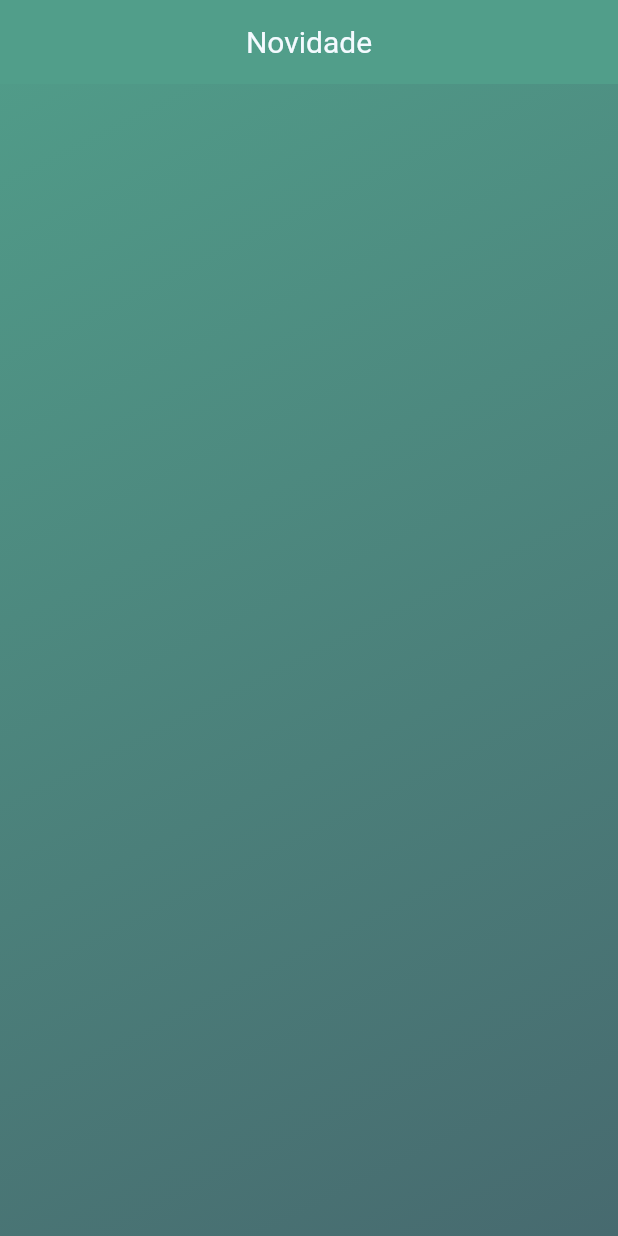
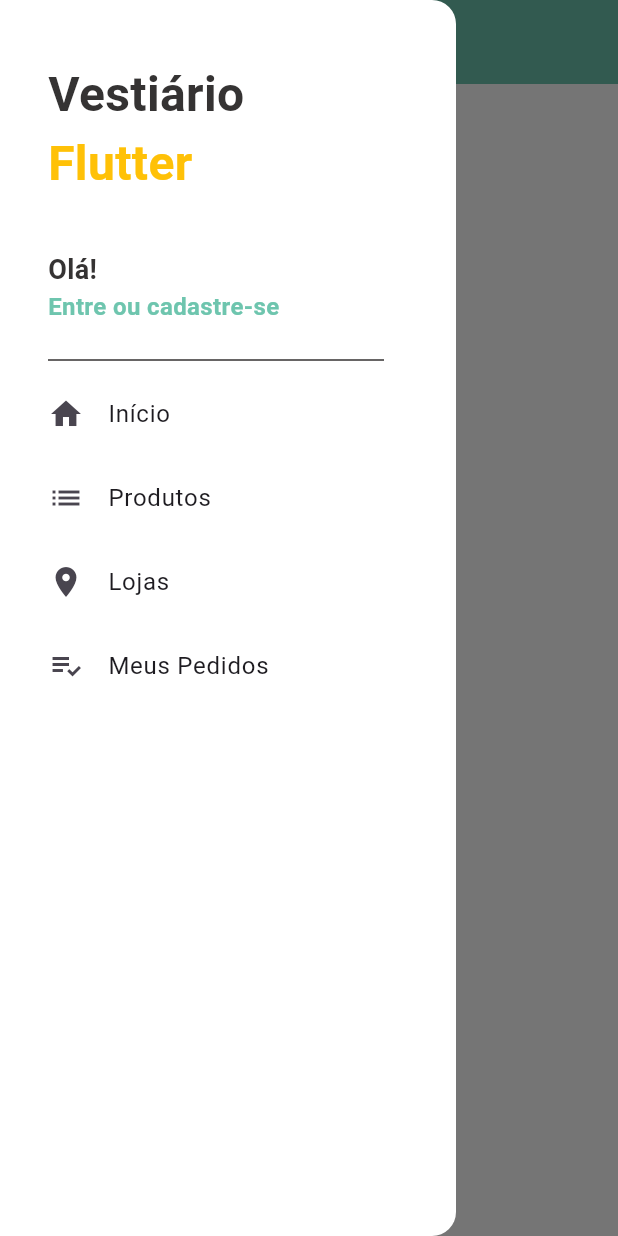
Before and after one commit to im-danielp/loja_virtual, a Flutter app: the screen it shows after launch, with the side drawer open (before the commit the screen has no drawer), on a phone screen of 412 x 824 dp. Run offline on Flutter 3.47's test engine with Material 3 defaults, Android fonts, the phone set to English and light mode, and no system bars; our stand-ins replace cached_network_image, cloud_firestore, firebase_core, transparent_image; accounts and stored records are empty.

Commit message:
Adição Drawer

```diff
--- a/analysis_options.yaml
+++ b/analysis_options.yaml
@@ -26,3 +26,5 @@ linter:
 
 # Additional information about this file can be found at
 # https://dart.dev/guides/language/analysis-options
+formatter:
+  trailing_commas: preserve
--- /dev/null
+++ b/lib/constants.dart
@@ -0,0 +1,7 @@
+import 'package:flutter/material.dart';
+
+const Color corPrimaria = Color.fromARGB(255, 110, 197, 174);
+const Color corPrimariaClara = Color.fromARGB(255, 154, 215, 219);
+const Color corPrimariaEscura = Color(0xFF476A6F);
+
+const Color corSecundaria = Colors.amber;
--- a/lib/main.dart
+++ b/lib/main.dart
@@ -1,5 +1,6 @@
 import 'package:firebase_core/firebase_core.dart';
 import 'package:flutter/material.dart';
+import 'package:loja_virtual/constants.dart';
 import 'package:loja_virtual/screens/home_screen.dart';
 
 Future<void> main() async {
@@ -18,8 +19,12 @@ class MyApp extends StatelessWidget {
       title: 'Roupa Nova',
       debugShowCheckedModeBanner: false,
       theme: ThemeData(
-        primaryColor: Color(0xFF519E8A),
+        primaryColor: corPrimaria,
         scaffoldBackgroundColor: Colors.white,
+        drawerTheme: DrawerThemeData(backgroundColor: Colors.white),
+        textTheme: TextTheme(
+          bodyMedium: TextStyle(color: const Color.fromARGB(255, 53, 51, 51)),
+        ),
       ),
       home: HomeScreen(),
     );
--- a/lib/screens/home_screen.dart
+++ b/lib/screens/home_screen.dart
@@ -1,5 +1,6 @@
 import 'package:flutter/material.dart';
 import 'package:loja_virtual/tabs/home_tab.dart';
+import 'package:loja_virtual/widgets/custom_drawer.dart';
 
 class HomeScreen extends StatelessWidget {
   HomeScreen({super.key});
@@ -11,7 +12,12 @@ class HomeScreen extends StatelessWidget {
     return PageView(
       controller: pageController,
       physics: NeverScrollableScrollPhysics(),
-      children: [HomeTab()],
+      children: [
+        Scaffold(
+          body: HomeTab(),
+          drawer: CustomDrawer(),
+        ),
+      ],
     );
   }
 }
--- a/lib/tabs/home_tab.dart
+++ b/lib/tabs/home_tab.dart
@@ -1,6 +1,8 @@
+import 'package:cached_network_image/cached_network_image.dart';
 import 'package:cloud_firestore/cloud_firestore.dart';
 import 'package:flutter/material.dart';
 import 'package:flutter_staggered_grid_view/flutter_staggered_grid_view.dart';
+import 'package:loja_virtual/constants.dart';
 import 'package:transparent_image/transparent_image.dart';
 
 class HomeTab extends StatelessWidget {
@@ -13,27 +15,23 @@ class HomeTab extends StatelessWidget {
 
   @override
   Widget build(BuildContext context) {
-    Widget buildBodyBack() => Container(
-      decoration: BoxDecoration(
-        gradient: LinearGradient(
-          colors: [Color(0xFF519E8A), Color(0xFF476A6F)],
-          begin: Alignment.topLeft,
-          end: AlignmentGeometry.bottomRight,
-        ),
-      ),
-    );
-
     return Stack(
       children: [
-        buildBodyBack(),
         CustomScrollView(
           slivers: [
             SliverAppBar(
               floating: true,
               snap: true,
-              backgroundColor: Color(0xFF519E8A),
               elevation: 0.0,
-              title: Text('Novidade', style: TextStyle(color: Color(0xFFF4FAFF), fontSize: 20)),
+              backgroundColor: corPrimaria,
+              iconTheme: IconThemeData(color: Colors.white),
+              title: Text(
+                'Novidade',
+                style: TextStyle(
+                  color: Color(0xFFF4FAFF),
+                  fontSize: 20,
+                ),
+              ),
               centerTitle: true,
             ),
             FutureBuilder<QuerySnapshot>(
@@ -61,10 +59,20 @@ class HomeTab extends StatelessWidget {
                             (img) => StaggeredGridTile.count(
                               crossAxisCellCount: img.data()['x'],
                               mainAxisCellCount: img.data()['y'],
-                              child: FadeInImage.memoryNetwork(
-                                placeholder: kTransparentImage,
-                                image: img.data()['image'],
-                                fit: BoxFit.cover,
+                              child: Padding(
+                                padding: const EdgeInsets.all(4),
+                                child: Material(
+                                  elevation: 8,
+                                  borderRadius: BorderRadius.circular(8),
+                                  clipBehavior: Clip.antiAlias,
+                                  color: const Color.fromARGB(255, 248, 248, 248),
+                                  child: CachedNetworkImage(
+                                    imageUrl: img.data()['image'],
+                                    placeholder: (context, url) => Image.memory(kTransparentImage),
+                                    errorWidget: (context, url, error) => Icon(Icons.error),
+                                    fit: BoxFit.cover,
+                                  ),
+                                ),
                               ),
                             ),
                           )
--- /dev/null
+++ b/lib/tiles/drawer_tile.dart
@@ -0,0 +1,22 @@
+import 'package:flutter/material.dart';
+
+class DrawerTile extends StatelessWidget {
+  final IconData icon;
+  final String text;
+
+  const DrawerTile({
+    super.key,
+    required this.icon,
+    required this.text,
+  });
+
+  @override
+  Widget build(BuildContext context) {
+    return ListTile(
+      contentPadding: EdgeInsets.zero,
+      leading: Icon(icon),
+      title: Text(text),
+      onTap: () {},
+    );
+  }
+}
--- /dev/null
+++ b/lib/widgets/custom_drawer.dart
@@ -0,0 +1,85 @@
+import 'package:flutter/material.dart';
+import 'package:loja_virtual/constants.dart';
+import 'package:loja_virtual/tiles/drawer_tile.dart';
+
+class CustomDrawer extends StatelessWidget {
+  const CustomDrawer({super.key});
+
+  @override
+  Widget build(BuildContext context) {
+    return Drawer(
+      child: Stack(
+        children: [
+          ListView(
+            padding: EdgeInsets.only(left: 32, top: 16, right: 16),
+            children: [
+              Container(
+                margin: EdgeInsets.only(bottom: 16),
+                padding: EdgeInsets.fromLTRB(0, 16, 16, 0),
+                height: 200,
+                child: Stack(
+                  children: [
+                    Positioned(
+                      top: 8,
+                      left: 0,
+                      child: Text.rich(
+                        style: TextStyle(
+                          fontSize: 32,
+                          fontWeight: FontWeight.bold,
+                        ),
+                        TextSpan(
+                          children: [
+                            TextSpan(text: 'Vestiário\n'),
+                            TextSpan(
+                              text: 'Flutter',
+                              style: TextStyle(color: corSecundaria),
+                            ),
+                          ],
+                        ),
+                      ),
+                    ),
+                    Positioned(
+                      left: 0,
+                      bottom: 0,
+                      child: Column(
+                        crossAxisAlignment: CrossAxisAlignment.start,
+                        children: [
+                          Text(
+                            'Olá!',
+                            style: TextStyle(
+                              fontSize: 18,
+                              fontWeight: FontWeight.bold,
+                            ),
+                          ),
+                          InkWell(
+                            child: Text(
+                              'Entre ou cadastre-se',
+                              style: TextStyle(
+                                fontSize: 16,
+                                fontWeight: FontWeight.bold,
+                                color: Theme.of(context).primaryColor,
+                              ),
+                            ),
+                            onTap: () {},
+                          ),
+                        ],
+                      ),
+                    ),
+                  ],
+                ),
+              ),
+              Padding(
+                padding: const EdgeInsets.only(right: 32),
+                child: Divider(color: Theme.of(context).textTheme.bodyMedium!.color),
+              ),
+              DrawerTile(icon: Icons.home, text: 'Início'),
+              DrawerTile(icon: Icons.list, text: 'Produtos'),
+              DrawerTile(icon: Icons.location_on, text: 'Lojas'),
+              DrawerTile(icon: Icons.playlist_add_check, text: 'Meus Pedidos'),
+            ],
+          ),
+        ],
+      ),
+    );
+  }
+}
--- a/pubspec.yaml
+++ b/pubspec.yaml
@@ -45,6 +45,7 @@ dependencies:
   scoped_model: ^2.0.0
   url_launcher: ^6.3.2
   path_provider: ^2.1.5
+  cached_network_image: ^3.4.1
 
 dev_dependencies:
   flutter_test:
```
Also changed, not shown: pubspec.lock, 1 other file.
